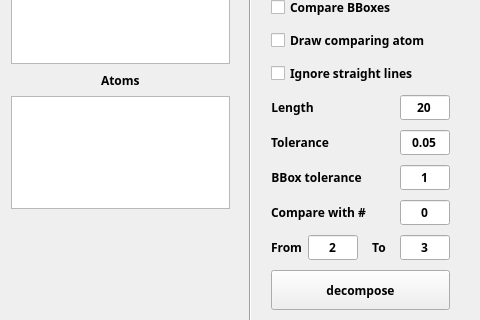
The window that app/mainwindow.ui (dshibanov/atom) describes before a commit, drawn with Qt 5; both pictures show x 690 to 1170 and y 142 to 462 of the 1170 by 635 pixel window.
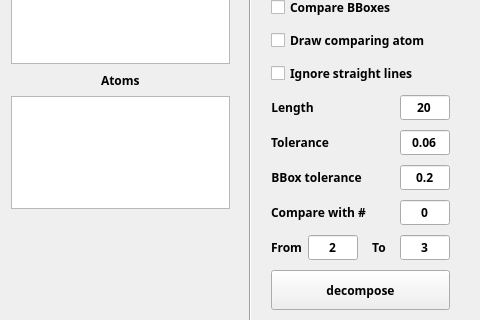
The same window after the commit.

What changed in the file:
```diff
--- a/app/mainwindow.ui
+++ b/app/mainwindow.ui
@@ -420,7 +420,7 @@
           </font>
          </property>
          <property name="text">
-          <string>0.05</string>
+          <string>0.06</string>
          </property>
          <property name="alignment">
           <set>Qt::AlignCenter</set>
@@ -474,7 +474,7 @@
           </font>
          </property>
          <property name="text">
-          <string>1</string>
+          <string>0.2</string>
          </property>
          <property name="alignment">
           <set>Qt::AlignCenter</set>
```
Left out of the diff: 8 changed lines with no effect on the pictures.
